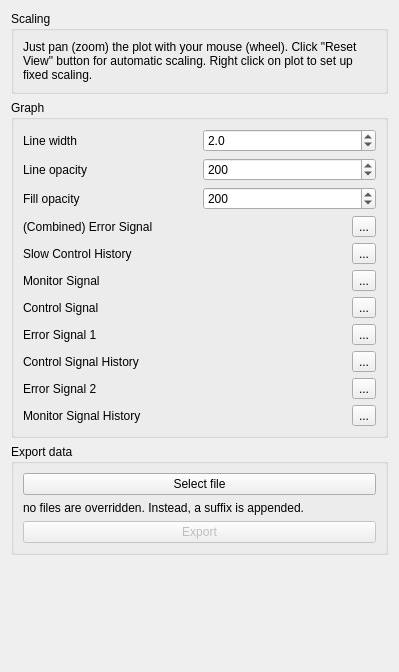
The window that linien-gui/linien_gui/ui/view_panel.ui (linien-org/linien) describes before a commit, drawn with Qt 5.
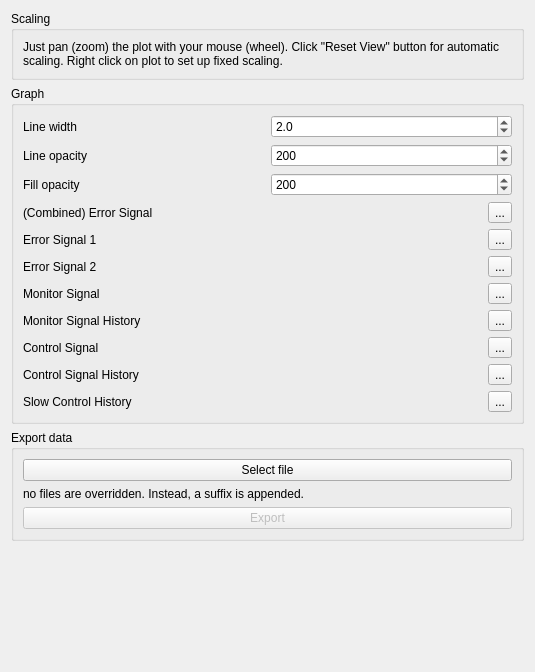
The same window after the commit. Custom widgets are drawn as their Qt base class.

Commit message: simplify color settings

The edit to the form file:
```diff
--- a/linien-gui/linien_gui/ui/view_panel.ui
+++ b/linien-gui/linien_gui/ui/view_panel.ui
@@ -6,7 +6,7 @@
    <rect>
     <x>0</x>
     <y>0</y>
-    <width>399</width>
+    <width>535</width>
     <height>672</height>
    </rect>
   </property>
@@ -154,107 +154,14 @@
       <item>
        <layout class="QHBoxLayout" name="displayColorLayout1">
         <item>
-         <widget class="QLabel" name="colorLabel1">
-          <property name="text">
-           <string>Slow Control History</string>
-          </property>
-         </widget>
-        </item>
-        <item>
-         <widget class="QLabel" name="displayColorLabel1">
-          <property name="maximumSize">
-           <size>
-            <width>50</width>
-            <height>16777215</height>
-           </size>
-          </property>
-          <property name="text">
-           <string/>
-          </property>
-         </widget>
-        </item>
-        <item>
-         <widget class="QToolButton" name="editColorButton1">
-          <property name="text">
-           <string>...</string>
-          </property>
-         </widget>
-        </item>
-       </layout>
-      </item>
-      <item>
-       <layout class="QHBoxLayout" name="displayColorLayout2">
-        <item>
-         <widget class="QLabel" name="colorLabel2">
-          <property name="text">
-           <string>Monitor Signal</string>
-          </property>
-         </widget>
-        </item>
-        <item>
-         <widget class="QLabel" name="displayColorLabel2">
-          <property name="maximumSize">
-           <size>
-            <width>50</width>
-            <height>16777215</height>
-           </size>
-          </property>
-          <property name="text">
-           <string/>
-          </property>
-         </widget>
-        </item>
-        <item>
-         <widget class="QToolButton" name="editColorButton2">
-          <property name="text">
-           <string>...</string>
-          </property>
-         </widget>
-        </item>
-       </layout>
-      </item>
-      <item>
-       <layout class="QHBoxLayout" name="displayColorLayout3">
-        <item>
-         <widget class="QLabel" name="colorLabel3">
-          <property name="text">
-           <string>Control Signal</string>
-          </property>
-         </widget>
-        </item>
-        <item>
-         <widget class="QLabel" name="displayColorLabel3">
-          <property name="maximumSize">
-           <size>
-            <width>50</width>
-            <height>16777215</height>
-           </size>
-          </property>
-          <property name="text">
-           <string/>
-          </property>
-         </widget>
-        </item>
-        <item>
-         <widget class="QToolButton" name="editColorButton3">
-          <property name="text">
-           <string>...</string>
-          </property>
-         </widget>
-        </item>
-       </layout>
-      </item>
-      <item>
-       <layout class="QHBoxLayout" name="displayColorLayout4">
-        <item>
-         <widget class="QLabel" name="colorLabel4">
+         <widget class="QLabel" name="colorLabelError1">
           <property name="text">
            <string>Error Signal 1</string>
           </property>
          </widget>
         </item>
         <item>
-         <widget class="QLabel" name="displayColorLabel4">
+         <widget class="QLabel" name="colorPreviewLabelError1">
           <property name="maximumSize">
            <size>
             <width>50</width>
@@ -267,7 +174,7 @@
          </widget>
         </item>
         <item>
-         <widget class="QToolButton" name="editColorButton4">
+         <widget class="QToolButton" name="editColorButtonError1">
           <property name="text">
            <string>...</string>
           </property>
@@ -278,45 +185,14 @@
       <item>
        <layout class="QHBoxLayout" name="displayColorLayout5">
         <item>
-         <widget class="QLabel" name="colorLabel5">
-          <property name="text">
-           <string>Control Signal History</string>
-          </property>
-         </widget>
-        </item>
-        <item>
-         <widget class="QLabel" name="displayColorLabel5">
-          <property name="maximumSize">
-           <size>
-            <width>50</width>
-            <height>16777215</height>
-           </size>
-          </property>
-          <property name="text">
-           <string/>
-          </property>
-         </widget>
-        </item>
-        <item>
-         <widget class="QToolButton" name="editColorButton5">
-          <property name="text">
-           <string>...</string>
-          </property>
-         </widget>
-        </item>
-       </layout>
-      </item>
-      <item>
-       <layout class="QHBoxLayout" name="displayColorLayout6">
-        <item>
-         <widget class="QLabel" name="colorLabel6">
+         <widget class="QLabel" name="colorLabelError2">
           <property name="text">
            <string>Error Signal 2</string>
           </property>
          </widget>
         </item>
         <item>
-         <widget class="QLabel" name="displayColorLabel6">
+         <widget class="QLabel" name="colorPreviewLabelError2">
           <property name="maximumSize">
            <size>
             <width>50</width>
@@ -329,7 +205,7 @@
          </widget>
         </item>
         <item>
-         <widget class="QToolButton" name="editColorButton6">
+         <widget class="QToolButton" name="editColorButtonError2">
           <property name="text">
            <string>...</string>
           </property>
@@ -340,14 +216,45 @@
       <item>
        <layout class="QHBoxLayout" name="displayColorLayout7">
         <item>
-         <widget class="QLabel" name="colorLabel7">
+         <widget class="QLabel" name="colorLabelMonitor">
+          <property name="text">
+           <string>Monitor Signal</string>
+          </property>
+         </widget>
+        </item>
+        <item>
+         <widget class="QLabel" name="colorPreviewLabelMonitor">
+          <property name="maximumSize">
+           <size>
+            <width>50</width>
+            <height>16777215</height>
+           </size>
+          </property>
+          <property name="text">
+           <string/>
+          </property>
+         </widget>
+        </item>
+        <item>
+         <widget class="QToolButton" name="editColorButtonMonitor">
+          <property name="text">
+           <string>...</string>
+          </property>
+         </widget>
+        </item>
+       </layout>
+      </item>
+      <item>
+       <layout class="QHBoxLayout" name="displayColorLayoutMonitorHistory">
+        <item>
+         <widget class="QLabel" name="colorLabelMonitorHistory">
           <property name="text">
            <string>Monitor Signal History</string>
           </property>
          </widget>
         </item>
         <item>
-         <widget class="QLabel" name="displayColorLabel7">
+         <widget class="QLabel" name="colorPreviewLabelMonitorHistory">
           <property name="maximumSize">
            <size>
             <width>50</width>
@@ -360,7 +267,100 @@
          </widget>
         </item>
         <item>
-         <widget class="QToolButton" name="editColorButton7">
+         <widget class="QToolButton" name="editColorButtonMonitorHistory">
+          <property name="text">
+           <string>...</string>
+          </property>
+         </widget>
+        </item>
+       </layout>
+      </item>
+      <item>
+       <layout class="QHBoxLayout" name="displayColorLayoutControl">
+        <item>
+         <widget class="QLabel" name="colorLabelControl">
+          <property name="text">
+           <string>Control Signal</string>
+          </property>
+         </widget>
+        </item>
+        <item>
+         <widget class="QLabel" name="colorPreviewLabelControl">
+          <property name="maximumSize">
+           <size>
+            <width>50</width>
+            <height>16777215</height>
+           </size>
+          </property>
+          <property name="text">
+           <string/>
+          </property>
+         </widget>
+        </item>
+        <item>
+         <widget class="QToolButton" name="editColorButtonControl">
+          <property name="text">
+           <string>...</string>
+          </property>
+         </widget>
+        </item>
+       </layout>
+      </item>
+      <item>
+       <layout class="QHBoxLayout" name="displayColorLayoutControlHistory">
+        <item>
+         <widget class="QLabel" name="colorLabelControlHistory">
+          <property name="text">
+           <string>Control Signal History</string>
+          </property>
+         </widget>
+        </item>
+        <item>
+         <widget class="QLabel" name="colorPreviewLabelControlHistory">
+          <property name="maximumSize">
+           <size>
+            <width>50</width>
+            <height>16777215</height>
+           </size>
+          </property>
+          <property name="text">
+           <string/>
+          </property>
+         </widget>
+        </item>
+        <item>
+         <widget class="QToolButton" name="editColorButtonControlHistory">
+          <property name="text">
+           <string>...</string>
+          </property>
+         </widget>
+        </item>
+       </layout>
+      </item>
+      <item>
+       <layout class="QHBoxLayout" name="displayColorLayoutSlowControl">
+        <item>
+         <widget class="QLabel" name="colorLabelSlowControl">
+          <property name="text">
+           <string>Slow Control History</string>
+          </property>
+         </widget>
+        </item>
+        <item>
+         <widget class="QLabel" name="colorPreviewLabelSlowControl">
+          <property name="maximumSize">
+           <size>
+            <width>50</width>
+            <height>16777215</height>
+           </size>
+          </property>
+          <property name="text">
+           <string/>
+          </property>
+         </widget>
+        </item>
+        <item>
+         <widget class="QToolButton" name="editColorButtonSlowControl">
           <property name="text">
            <string>...</string>
           </property>
```
Left out of the diff: 14 changed lines with no effect on the pictures. The commit also changes 4 other files.
